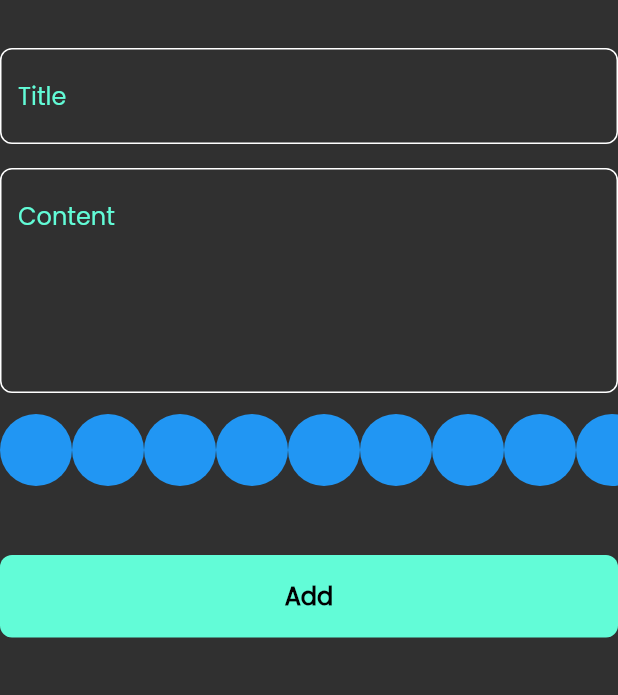
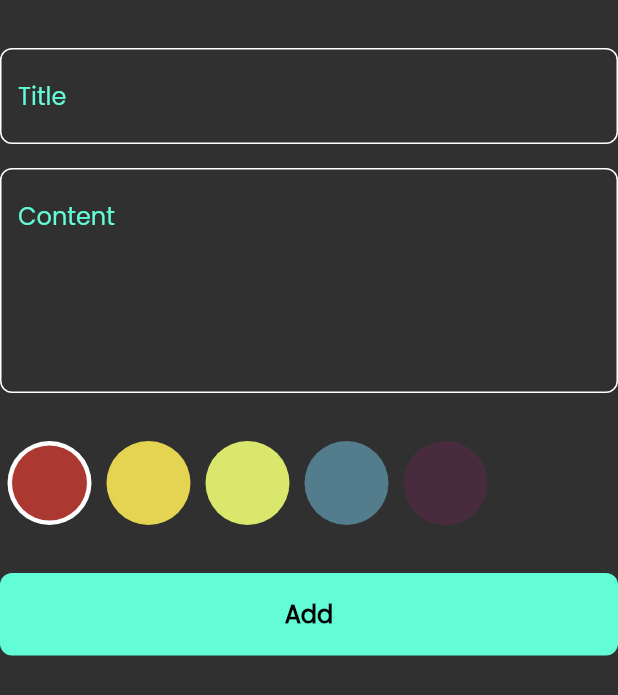
Before and after one commit to Fnmghaithi/notes_app, a Flutter app: the AddNoteForm widget shown alone on an empty page, opened directly, on a phone screen of 412 x 824 dp. Shown: the top 695 px of the screen. Run offline on Flutter 3.47's test engine with Material 2 defaults, Android fonts, the phone set to English and light mode, and no system bars; our stand-ins replace bloc, flutter_bloc, font_awesome_flutter, hive, hive_flutter, modal_progress_hud_nsn; accounts and stored records are empty.

Commit message:
colors list view part 2

```diff
--- a/lib/views/widgets/add_note_form.dart
+++ b/lib/views/widgets/add_note_form.dart
@@ -44,6 +44,7 @@ class _AddNoteFormState extends State<AddNoteForm> {
               subtitle = value;
             },
           ),
+          const SizedBox(height: 32.0),
           const ColorsListView(),
           const SizedBox(height: 32.0),
           BlocBuilder<AddNoteCubit, AddNoteState>(
--- a/lib/views/widgets/colors_list_view.dart
+++ b/lib/views/widgets/colors_list_view.dart
@@ -1,28 +1,70 @@
 import 'package:flutter/material.dart';
 
 class ColorItem extends StatelessWidget {
-  const ColorItem({super.key});
+  const ColorItem({
+    super.key,
+    required this.isSelected,
+    required this.color,
+  });
+  final bool isSelected;
+  final Color color;
 
   @override
   Widget build(BuildContext context) {
-    return const CircleAvatar(
-      backgroundColor: Colors.blue,
-      radius: 24,
-    );
+    return isSelected
+        ? CircleAvatar(
+            backgroundColor: Colors.white,
+            radius: 29,
+            child: CircleAvatar(
+              backgroundColor: color,
+              radius: 25,
+            ),
+          )
+        : CircleAvatar(
+            backgroundColor: color,
+            radius: 29,
+          );
   }
 }
 
-class ColorsListView extends StatelessWidget {
-  const ColorsListView({super.key});
+class ColorsListView extends StatefulWidget {
+  const ColorsListView({
+    super.key,
+  });
 
+  @override
+  State<ColorsListView> createState() => _ColorsListViewState();
+}
+
+class _ColorsListViewState extends State<ColorsListView> {
+  int currentIndex = 0;
+  List<Color> colors = const [
+    Color(0xFFAC3931),
+    Color(0xFFE5D352),
+    Color(0xFFD9E76C),
+    Color(0xFF537D8D),
+    Color(0xFF482C3D),
+  ];
   @override
   Widget build(BuildContext context) {
     return SizedBox(
-      height: 38 * 2,
+      height: 28 * 2,
       child: ListView.builder(
         scrollDirection: Axis.horizontal,
-        itemCount: 10,
-        itemBuilder: ((context, index) => const ColorItem()),
+        itemCount: colors.length,
+        itemBuilder: ((context, index) => Padding(
+              padding: const EdgeInsets.symmetric(horizontal: 4.0),
+              child: GestureDetector(
+                onTap: () {
+                  currentIndex = index;
+                  setState(() {});
+                },
+                child: ColorItem(
+                  isSelected: currentIndex == index,
+                  color: colors[index],
+                ),
+              ),
+            )),
       ),
     );
   }
```
